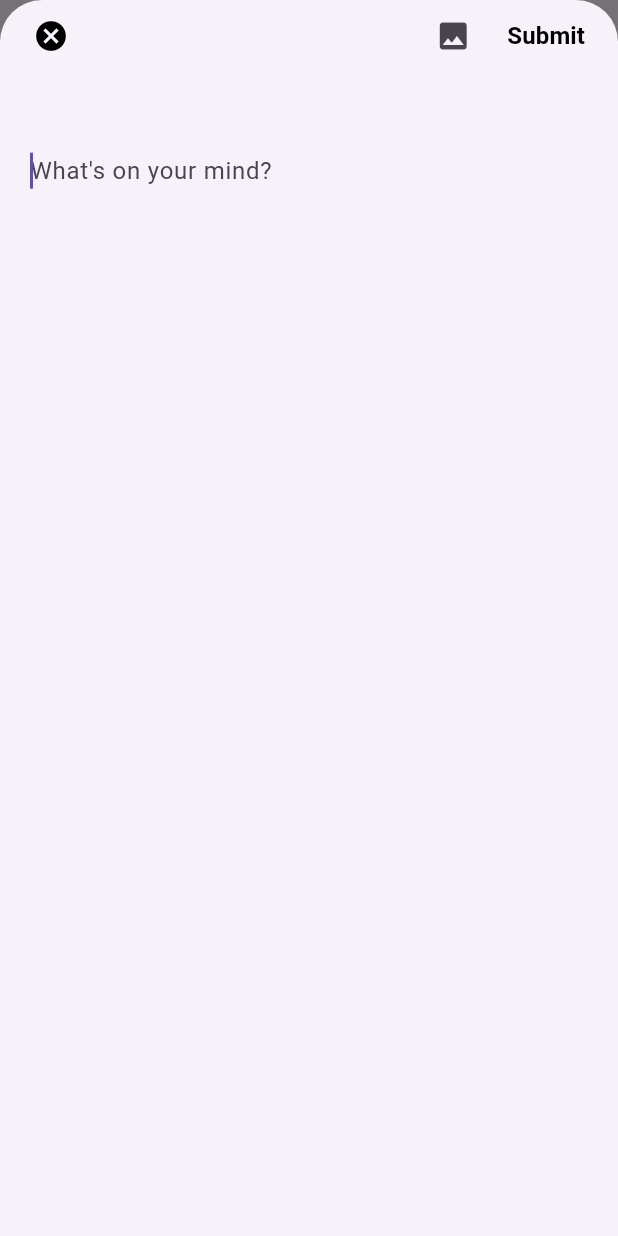
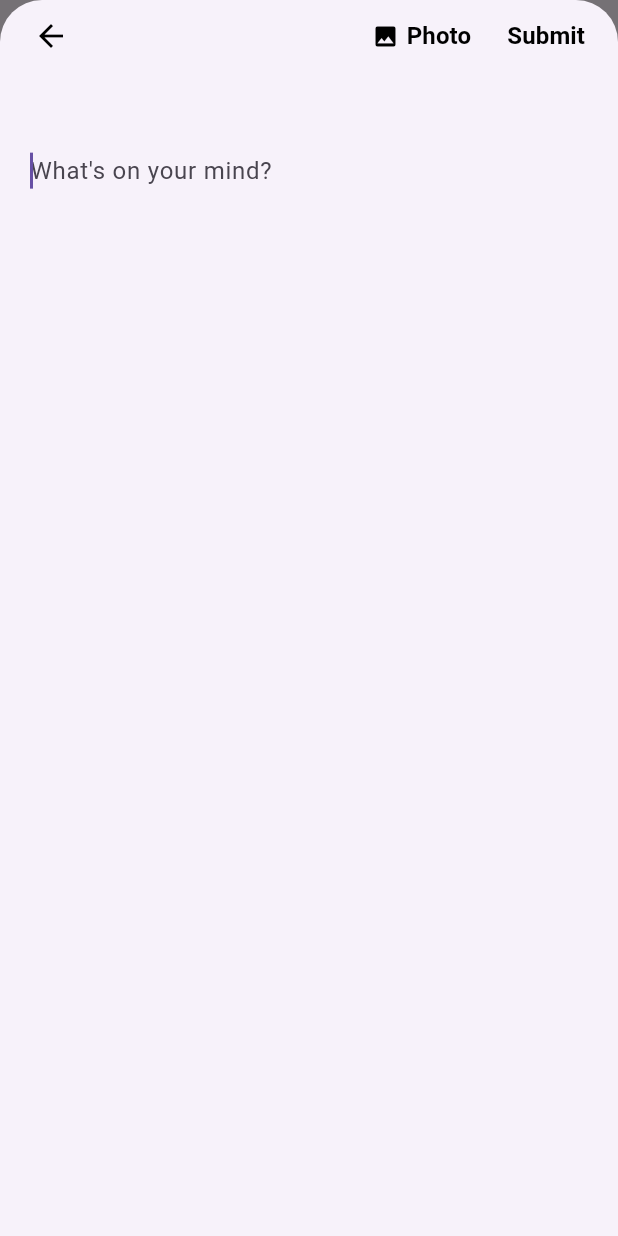
Before and after one commit to paullee714/-TodayWorkout, a Flutter app: the screen it shows after launch, item 3 of the bottom bar chosen, on a phone screen of 412 x 824 dp. Run offline on Flutter 3.47's test engine with Material 3 defaults, Android fonts, the phone set to English and light mode, and no system bars; our stand-ins replace carousel_slider, image_picker.

Commit message:
feat: create Feed screen layout and function fin

```diff
--- a/flutter_app/lib/screens/create_feeds_screen.dart
+++ b/flutter_app/lib/screens/create_feeds_screen.dart
@@ -1,4 +1,5 @@
 import 'package:carousel_slider/carousel_slider.dart';
+import 'package:flutter/cupertino.dart';
 import 'package:flutter/material.dart';
 import 'package:image_picker/image_picker.dart';
 import 'dart:io';
@@ -43,6 +44,50 @@ class _CreateFeedPageState extends State<CreateFeedsPage> {
     }
   }
 
+  Future<void> _takePicture() async {
+    final XFile? image =
+        await ImagePicker().pickImage(source: ImageSource.camera);
+    if (image != null) {
+      // Process the captured image
+      // _image = File(pickedFile.path);
+      setState(() {
+        _images = [File(image.path)];
+      });
+    }
+  }
+
+  void _showPhotoOptions(BuildContext context) {
+    showCupertinoModalPopup(
+      context: context,
+      builder: (BuildContext context) => CupertinoActionSheet(
+        title: const Text('Choose Options'),
+        message: const Text('사진 첨부에 사용 할 옵션을 선택 해 주세요.'),
+        actions: <Widget>[
+          CupertinoActionSheetAction(
+            child: const Text('📷 Take Photo'),
+            onPressed: () {
+              Navigator.pop(context);
+              _takePicture(); // Your function to take a photo
+            },
+          ),
+          CupertinoActionSheetAction(
+            child: const Text('🖼️ Choose Photo'),
+            onPressed: () {
+              Navigator.pop(context);
+              _pickImages(); // Your function to choose from album
+            },
+          )
+        ],
+        cancelButton: CupertinoActionSheetAction(
+          child: const Text('Cancel'),
+          onPressed: () {
+            Navigator.pop(context);
+          },
+        ),
+      ),
+    );
+  }
+
   void postFeed() {
     // Here, you would normally handle the logic for posting the feed.
     // This could involve sending data to a backend server, for instance.
@@ -58,7 +103,7 @@ class _CreateFeedPageState extends State<CreateFeedsPage> {
       children: <Widget>[
         // Top bar
         _TopBar(
-          pickImages: _pickImages,
+          choosePhoto: () => _showPhotoOptions(context),
         ),
         _ContentsArea(
           carouselController: _carouselController,
@@ -78,10 +123,14 @@ class _CreateFeedPageState extends State<CreateFeedsPage> {
 }
 
 class _TopBar extends StatelessWidget {
-  final VoidCallback pickImages;
+  // final VoidCallback pickImages;
+  // final VoidCallback takePhotoImages;
+  final VoidCallback choosePhoto;
 
-  const _TopBar({super.key, required this.pickImages});
+  const _TopBar({super.key, required this.choosePhoto});
 
+  // const _TopBar(
+  //     {super.key, required this.pickImages, required this.takePhotoImages});
   @override
   Widget build(BuildContext context) {
     return Positioned(
@@ -95,7 +144,8 @@ class _TopBar extends StatelessWidget {
           children: <Widget>[
             IconButton(
               icon: Icon(
-                Icons.cancel,
+                // Icons.cancel,
+                Icons.arrow_back,
                 color: Colors.black,
               ),
               onPressed: () => {
@@ -105,9 +155,62 @@ class _TopBar extends StatelessWidget {
             Row(
               mainAxisAlignment: MainAxisAlignment.spaceEvenly,
               children: <Widget>[
-                IconButton(
-                  icon: Icon(Icons.photo),
-                  onPressed: pickImages,
+                // TextButton(
+                //   onPressed: takePhotoImages,
+                //   child: Row(
+                //     children: [
+                //       Icon(
+                //         Icons.camera_alt,
+                //         color: Colors.black,
+                //       ),
+                //       SizedBox(width: 5),
+                //       Text(
+                //         'Take Photo',
+                //         style: TextStyle(
+                //             color: Colors.black,
+                //             fontWeight: FontWeight.w700,
+                //             fontSize: 16),
+                //       ),
+                //     ],
+                //   ),
+                // ),
+                // TextButton(
+                //   onPressed: pickImages,
+                //   child: Row(
+                //     children: [
+                //       Icon(
+                //         Icons.photo,
+                //         color: Colors.black,
+                //       ),
+                //       SizedBox(width: 5),
+                //       Text(
+                //         'Album',
+                //         style: TextStyle(
+                //             color: Colors.black,
+                //             fontWeight: FontWeight.w700,
+                //             fontSize: 16),
+                //       ),
+                //     ],
+                //   ),
+                // ),
+                TextButton(
+                  onPressed: choosePhoto,
+                  child: Row(
+                    children: [
+                      Icon(
+                        Icons.photo,
+                        color: Colors.black,
+                      ),
+                      SizedBox(width: 5),
+                      Text(
+                        'Photo',
+                        style: TextStyle(
+                            color: Colors.black,
+                            fontWeight: FontWeight.w700,
+                            fontSize: 16),
+                      ),
+                    ],
+                  ),
                 ),
                 TextButton(
                   onPressed: () {
@@ -173,7 +276,7 @@ class _ContentsAreaState extends State<_ContentsArea> {
                       CarouselSlider(
                         carouselController: widget.carouselController,
                         options: CarouselOptions(
-                          height: 300.0,
+                          height: 200.0,
                           enlargeCenterPage: true,
                           autoPlay: autoPlayBoolean,
                           aspectRatio: 16 / 9,
@@ -218,7 +321,10 @@ class _ContentsAreaState extends State<_ContentsArea> {
                 )
               : Container(),
           SizedBox(height: 20),
-          TextField(
+          Container(
+            height: 100.0,
+            child: SingleChildScrollView(
+              child: TextField(
                 controller: widget.textController,
                 focusNode: widget.focusNode,
                 decoration: const InputDecoration(
@@ -227,6 +333,8 @@ class _ContentsAreaState extends State<_ContentsArea> {
                 ),
                 keyboardType: TextInputType.multiline,
                 maxLines: null,
+              ),
+            ),
           ),
         ],
       ),
```
Lines whose indentation alone changed are shown as unchanged.
